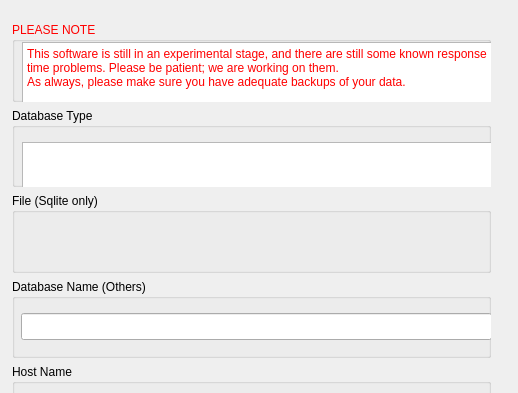
First picture: the form in kmymoney/dialogs/kselectdatabasedlgdecl.ui, repository KDE/kmymoney, before the edit; both pictures show x 0 to 518 and y 0 to 393 of the 518 by 679 pixel window.
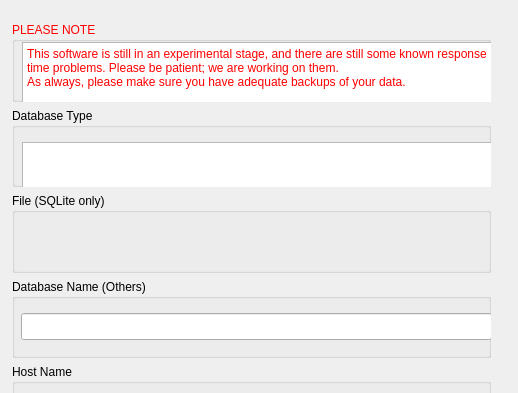
Second picture: the form after the edit. Custom widgets are drawn as their Qt base class.

```diff
--- a/kmymoney/dialogs/kselectdatabasedlgdecl.ui
+++ b/kmymoney/dialogs/kselectdatabasedlgdecl.ui
@@ -203,7 +203,7 @@
     <item>
      <widget class="QGroupBox" name="groupBox">
       <property name="title">
-       <string>File (Sqlite only)</string>
+       <string>File (SQLite only)</string>
       </property>
       <widget class="KUrlRequester" name="urlSqlite">
        <property name="geometry">
```
